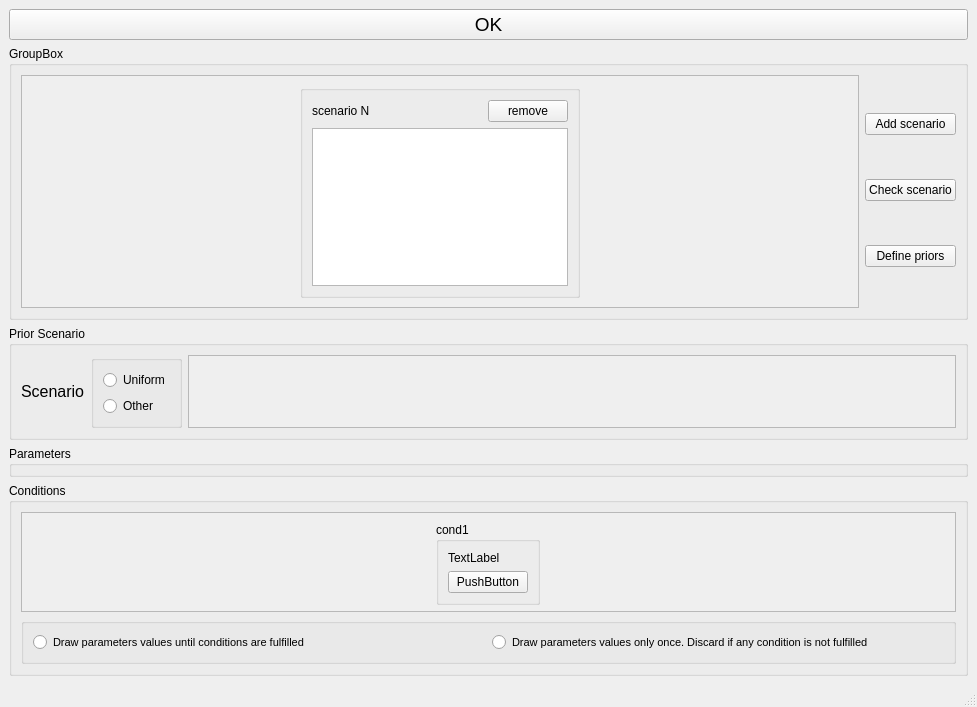
Before: the Qt Designer form python_interface/uis/setHistoricalModel.ui in cbgp/diyabc, drawn with Qt 5.
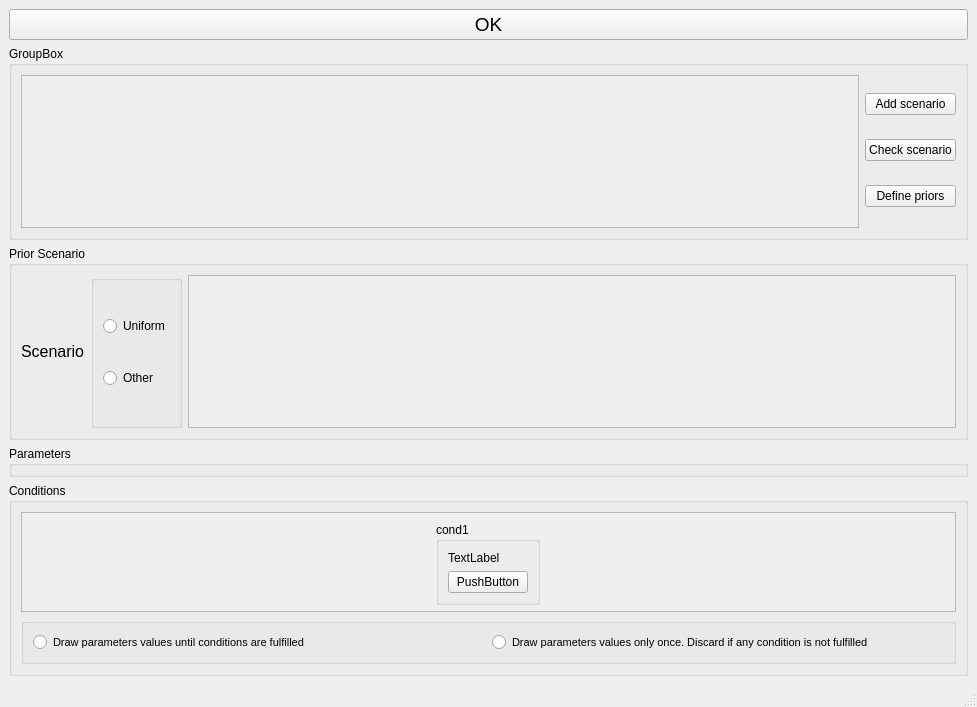
After: the same form once the commit is applied.

Commit message: scenarios ok

Diff of the .ui file:
```diff
--- a/python_interface/uis/setHistoricalModel.ui
+++ b/python_interface/uis/setHistoricalModel.ui
@@ -59,60 +59,7 @@
             <height>192</height>
            </rect>
           </property>
-          <layout class="QHBoxLayout" name="horizontalLayout_3">
-           <item>
-            <widget class="QGroupBox" name="groupBox_8">
-             <property name="sizePolicy">
-              <sizepolicy hsizetype="Maximum" vsizetype="Preferred">
-               <horstretch>0</horstretch>
-               <verstretch>0</verstretch>
-              </sizepolicy>
-             </property>
-             <property name="title">
-              <string/>
-             </property>
-             <layout class="QVBoxLayout" name="verticalLayout_6">
-              <item>
-               <layout class="QHBoxLayout" name="horizontalLayout_6">
-                <item>
-                 <widget class="QLabel" name="label_3">
-                  <property name="text">
-                   <string>scenario N</string>
-                  </property>
-                 </widget>
-                </item>
-                <item>
-                 <widget class="QPushButton" name="pushButton_6">
-                  <property name="sizePolicy">
-                   <sizepolicy hsizetype="Maximum" vsizetype="Fixed">
-                    <horstretch>0</horstretch>
-                    <verstretch>0</verstretch>
-                   </sizepolicy>
-                  </property>
-                  <property name="maximumSize">
-                   <size>
-                    <width>80</width>
-                    <height>16777215</height>
-                   </size>
-                  </property>
-                  <property name="text">
-                   <string>remove</string>
-                  </property>
-                 </widget>
-                </item>
-               </layout>
-              </item>
-              <item>
-               <widget class="QPlainTextEdit" name="plainTextEdit">
-                <property name="lineWrapMode">
-                 <enum>QPlainTextEdit::NoWrap</enum>
-                </property>
-               </widget>
-              </item>
-             </layout>
-            </widget>
-           </item>
-          </layout>
+          <layout class="QHBoxLayout" name="horizontalLayout_3"/>
          </widget>
         </widget>
        </item>
```
The commit also changes 2 other files.
